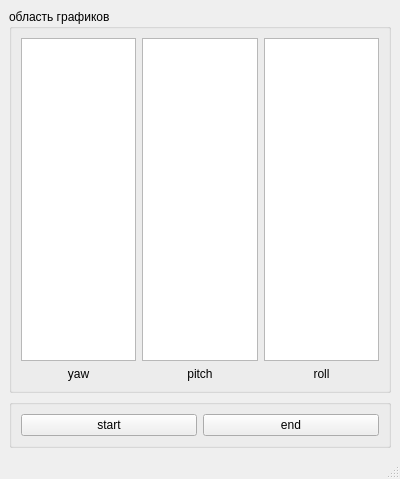
Above: timer_t/untitled.ui from Netromnik/pyqt_test before the change. Below: the same form after it.
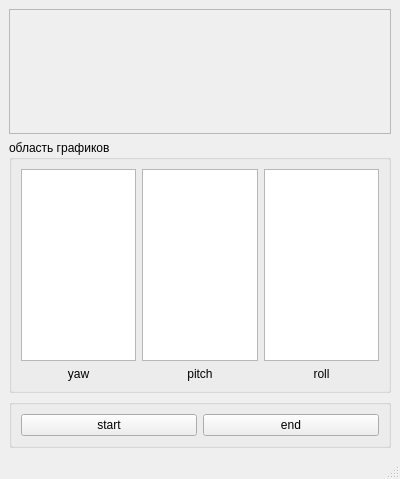
That is the form after the change.

Patch:
```diff
--- a/timer_t/untitled.ui
+++ b/timer_t/untitled.ui
@@ -15,6 +15,23 @@
   </property>
   <widget class="QWidget" name="centralwidget">
    <layout class="QVBoxLayout" name="verticalLayout">
+    <item>
+     <widget class="QScrollArea" name="scrollArea">
+      <property name="widgetResizable">
+       <bool>true</bool>
+      </property>
+      <widget class="QWidget" name="scrollAreaWidgetContents">
+       <property name="geometry">
+        <rect>
+         <x>0</x>
+         <y>0</y>
+         <width>384</width>
+         <height>110</height>
+        </rect>
+       </property>
+      </widget>
+     </widget>
+    </item>
     <item>
      <widget class="QGroupBox" name="groupBox_2">
       <property name="title">
```
Left out of the diff: 52 changed lines with no effect on the pictures.
